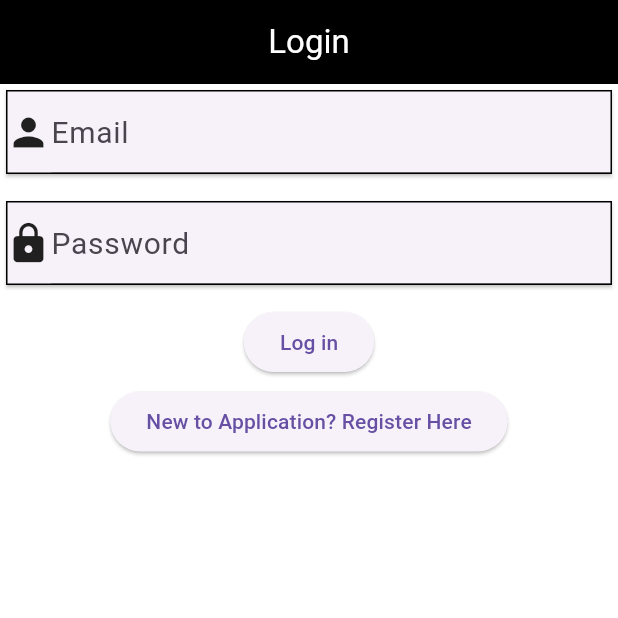
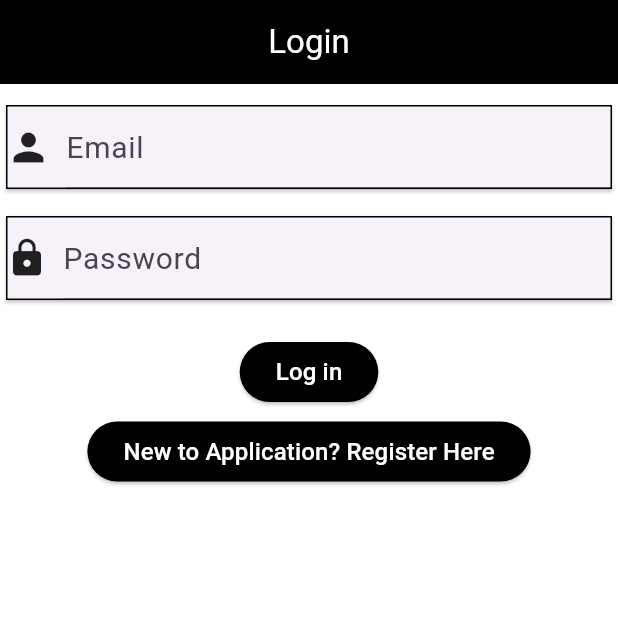
Before and after one commit to DINESH-JUMANI/Flutter-Projects, a Flutter app: the screen it shows after launch, on a phone screen of 412 x 824 dp, the top half of it. Run offline on Flutter 3.47's test engine with Material 3 defaults, Android fonts, the phone set to English and light mode, and no system bars; our stand-ins replace flutter_riverpod, google_fonts, transparent_image.

Commit message:
Added login page

```diff
--- a/stock_app/lib/login_screen.dart
+++ b/stock_app/lib/login_screen.dart
@@ -17,13 +17,15 @@ class LoginScreen extends StatelessWidget {
         ),
         backgroundColor: Colors.black,
       ),
-      body: Container(
+      body: SafeArea(
+        child: Container(
           height: double.infinity,
           width: double.infinity,
           color: Colors.white,
           child: Column(
             mainAxisAlignment: MainAxisAlignment.start,
             children: [
+              const SizedBox(height: 10),
               Card(
                 shape: Border.all(),
                 child: Row(
@@ -33,6 +35,7 @@ class LoginScreen extends StatelessWidget {
                       Icons.person,
                       size: 30,
                     ),
+                    const SizedBox(width: 10),
                     Expanded(
                       child: TextField(
                         controller: _titleController,
@@ -56,8 +59,9 @@ class LoginScreen extends StatelessWidget {
                   children: [
                     const Icon(
                       Icons.lock,
-                    size: 30,
+                      size: 28,
                     ),
+                    const SizedBox(width: 10),
                     Expanded(
                       child: TextField(
                         controller: _passwordController,
@@ -72,17 +76,36 @@ class LoginScreen extends StatelessWidget {
                   ],
                 ),
               ),
-            const SizedBox(height: 10),
+              const SizedBox(height: 20),
               ElevatedButton(
                 onPressed: () {},
-              child: const Text('Log in'),
+                style: const ButtonStyle(
+                  backgroundColor: MaterialStatePropertyAll(Colors.black),
+                ),
+                child: const Text(
+                  'Log in',
+                  style: TextStyle(
+                    color: Colors.white,
+                    fontSize: 16,
+                  ),
+                ),
               ),
               const SizedBox(height: 5),
               ElevatedButton(
                 onPressed: () {},
-              child: const Text('New to Application? Register Here'),
+                style: const ButtonStyle(
+                  backgroundColor: MaterialStatePropertyAll(Colors.black),
+                ),
+                child: const Text(
+                  'New to Application? Register Here',
+                  style: TextStyle(
+                    color: Colors.white,
+                    fontSize: 16,
+                  ),
+                ),
               ),
             ],
+          ),
         ),
       ),
     );
--- a/stock_app/pubspec.yaml
+++ b/stock_app/pubspec.yaml
@@ -59,9 +59,8 @@ flutter:
   uses-material-design: true
 
   # To add assets to your application, add an assets section, like this:
-  # assets:
-  #   - images/a_dot_burr.jpeg
-  #   - images/a_dot_ham.jpeg
+  assets:
+    - lib\assets\logo.png
 
   # An image asset can refer to one or more resolution-specific "variants", see
   # https://flutter.dev/assets-and-images/#resolution-aware
```
Lines whose indentation alone changed are shown as unchanged.
